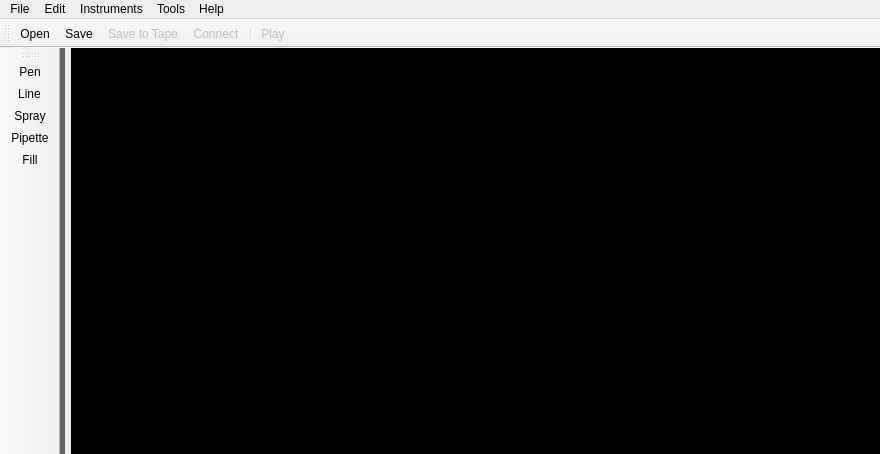
This is PatternPaint/mainwindow.ui in Blinkinlabs/PatternPaint as Qt 5 draws it before an edit. The edited form follows.
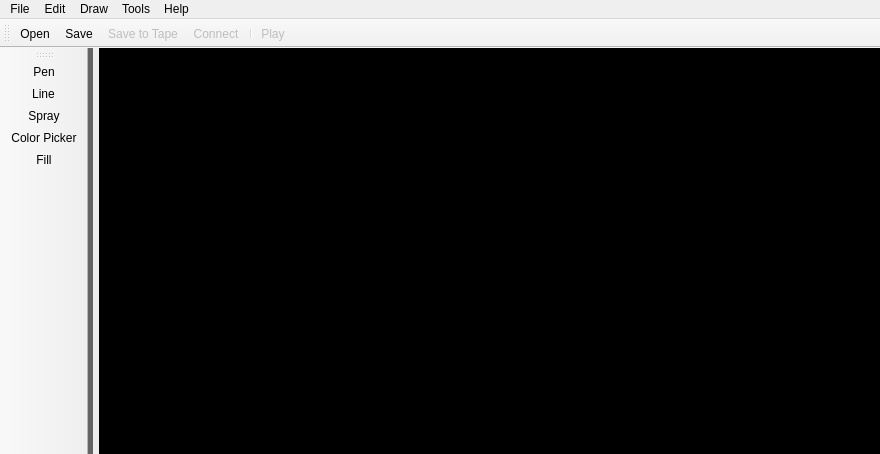
This is the edited form. Icons and pictures are not drawn. Custom widgets are drawn as their Qt base class.

Commit message: Change color picker name, toolbar names

Patch:
```diff
--- a/PatternPaint/mainwindow.ui
+++ b/PatternPaint/mainwindow.ui
@@ -166,7 +166,7 @@
            <x>0</x>
            <y>0</y>
            <width>500</width>
-           <height>384</height>
+           <height>386</height>
           </rect>
          </property>
          <property name="sizePolicy">
@@ -206,7 +206,7 @@
      <x>0</x>
      <y>0</y>
      <width>880</width>
-     <height>27</height>
+     <height>22</height>
     </rect>
    </property>
    <widget class="QMenu" name="menuFile">
@@ -254,7 +254,7 @@
    </widget>
    <widget class="QMenu" name="menuInstruments">
     <property name="title">
-     <string>Instruments</string>
+     <string>Draw</string>
     </property>
     <addaction name="actionPen"/>
     <addaction name="actionLine"/>
@@ -480,7 +480,7 @@
      <normaloff>:/instruments/images/instruments-icons/pipette.png</normaloff>:/instruments/images/instruments-icons/pipette.png</iconset>
    </property>
    <property name="text">
-    <string>Pipette</string>
+    <string>Color Picker</string>
    </property>
    <property name="toolTip">
     <string>Color picker</string>
```
Left out of the diff: 4 changed lines with no effect on the pictures.
